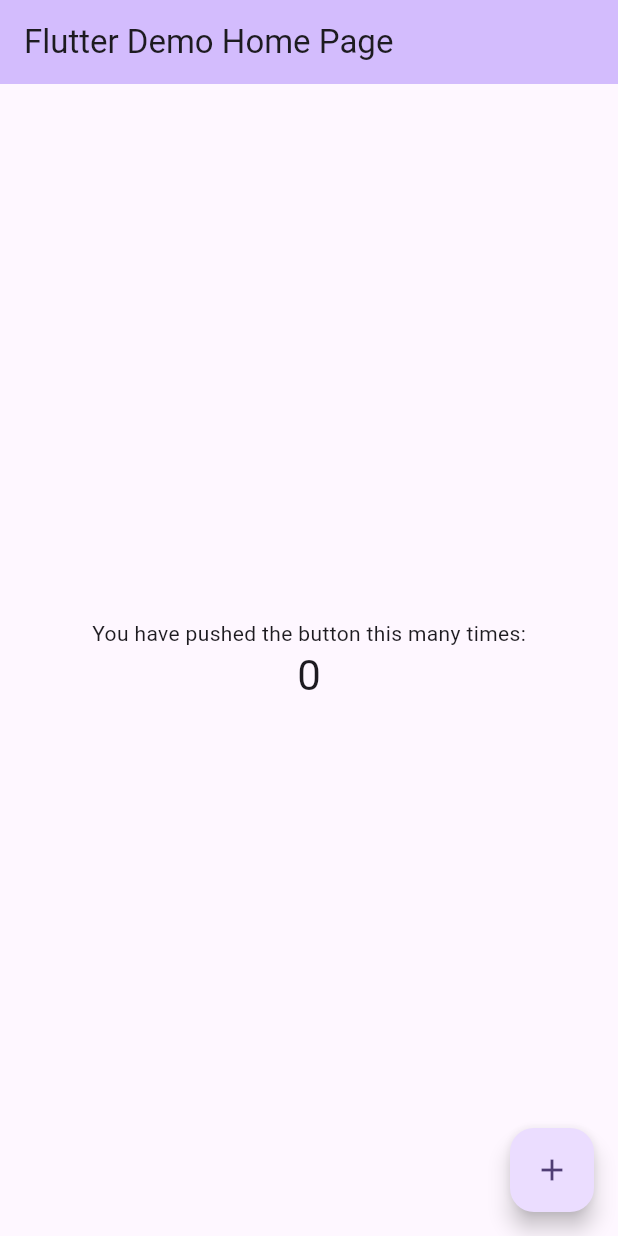
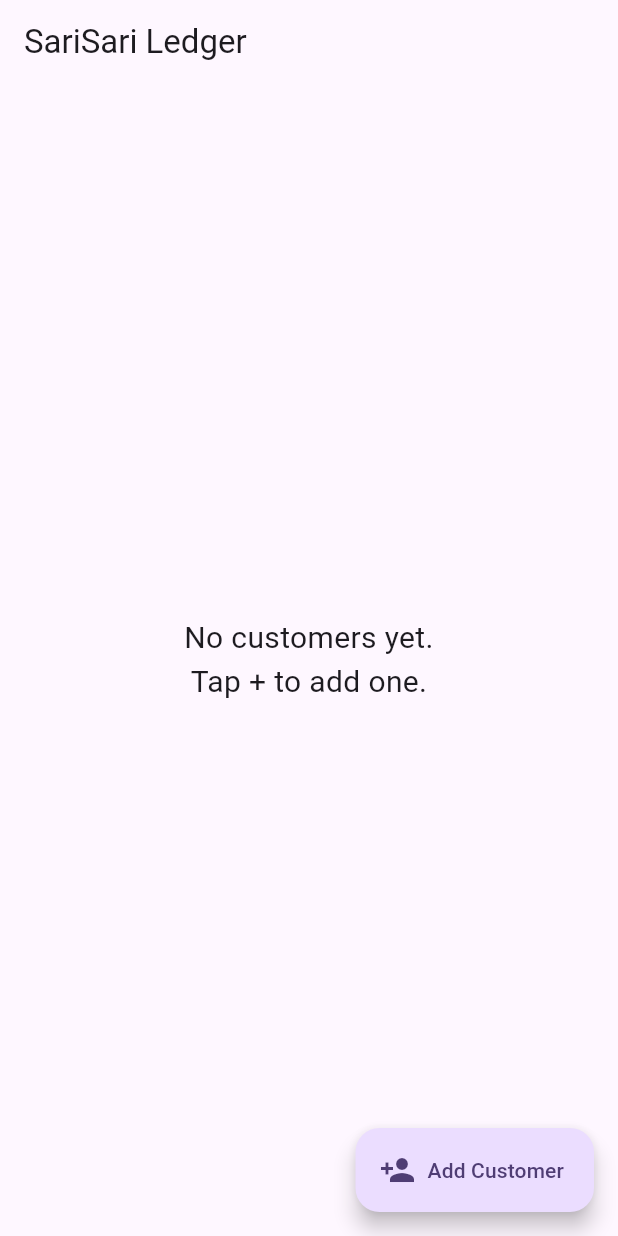
Before and after one commit to 0kuninotokotachi/SariSari-Ledger, a Flutter app: the screen it shows after launch, on a phone screen of 412 x 824 dp. Run offline on Flutter 3.47's test engine with Material 3 defaults, Android fonts, the phone set to English and light mode, and no system bars; our stand-ins replace isar; accounts and stored records are empty; generated files the repository leaves out were written again.

Commit message:
Scaffold Isar data layer and home screen for utang tracking
Adds the layered architecture from CLAUDE.md: Customer and Transaction
Isar collections, a DatabaseService for offline-first init, a
CustomerProvider for state management, and a minimal home screen
listing customers with their utang balance. Also commits pubspec.lock
for reproducible builds, as is standard for Flutter apps.

Co-Authored-By: Claude Sonnet 5 <noreply@anthropic.com>

```diff
--- a/lib/main.dart
+++ b/lib/main.dart
@@ -1,121 +1,33 @@
 import 'package:flutter/material.dart';
+import 'package:provider/provider.dart';
 
-void main() {
-  runApp(const MyApp());
+import 'providers/customer_provider.dart';
+import 'screens/home_screen.dart';
+import 'services/database_service.dart';
+
+Future<void> main() async {
+  WidgetsFlutterBinding.ensureInitialized();
+  await DatabaseService.init();
+  runApp(const SariSariLedgerApp());
 }
 
-class MyApp extends StatelessWidget {
-  const MyApp({super.key});
-
-  // This widget is the root of your application.
-  @override
-  Widget build(BuildContext context) {
-    return MaterialApp(
-      title: 'Flutter Demo',
-      theme: ThemeData(
-        // This is the theme of your application.
-        //
-        // TRY THIS: Try running your application with "flutter run". You'll see
-        // the application has a purple toolbar. Then, without quitting the app,
-        // try changing the seedColor in the colorScheme below to Colors.green
-        // and then invoke "hot reload" (save your changes or press the "hot
-        // reload" button in a Flutter-supported IDE, or press "r" if you used
-        // the command line to start the app).
-        //
-        // Notice that the counter didn't reset back to zero; the application
-        // state is not lost during the reload. To reset the state, use hot
-        // restart instead.
-        //
-        // This works for code too, not just values: Most code changes can be
-        // tested with just a hot reload.
-        colorScheme: .fromSeed(seedColor: Colors.deepPurple),
-      ),
-      home: const MyHomePage(title: 'Flutter Demo Home Page'),
-    );
-  }
-}
-
-class MyHomePage extends StatefulWidget {
-  const MyHomePage({super.key, required this.title});
-
-  // This widget is the home page of your application. It is stateful, meaning
-  // that it has a State object (defined below) that contains fields that affect
-  // how it looks.
-
-  // This class is the configuration for the state. It holds the values (in this
-  // case the title) provided by the parent (in this case the App widget) and
-  // used by the build method of the State. Fields in a Widget subclass are
-  // always marked "final".
-
-  final String title;
-
-  @override
-  State<MyHomePage> createState() => _MyHomePageState();
-}
-
-class _MyHomePageState extends State<MyHomePage> {
-  int _counter = 0;
-
-  void _incrementCounter() {
-    setState(() {
-      // This call to setState tells the Flutter framework that something has
-      // changed in this State, which causes it to rerun the build method below
-      // so that the display can reflect the updated values. If we changed
-      // _counter without calling setState(), then the build method would not be
-      // called again, and so nothing would appear to happen.
-      _counter++;
-    });
-  }
+class SariSariLedgerApp extends StatelessWidget {
+  const SariSariLedgerApp({super.key});
 
   @override
   Widget build(BuildContext context) {
-    // This method is rerun every time setState is called, for instance as done
-    // by the _incrementCounter method above.
-    //
-    // The Flutter framework has been optimized to make rerunning build methods
-    // fast, so that you can just rebuild anything that needs updating rather
-    // than having to individually change instances of widgets.
-    return Scaffold(
-      appBar: AppBar(
-        // TRY THIS: Try changing the color here to a specific color (to
-        // Colors.amber, perhaps?) and trigger a hot reload to see the AppBar
-        // change color while the other colors stay the same.
-        backgroundColor: Theme.of(context).colorScheme.inversePrimary,
-        // Here we take the value from the MyHomePage object that was created by
-        // the App.build method, and use it to set our appbar title.
-        title: Text(widget.title),
-      ),
-      body: Center(
-        // Center is a layout widget. It takes a single child and positions it
-        // in the middle of the parent.
-        child: Column(
-          // Column is also a layout widget. It takes a list of children and
-          // arranges them vertically. By default, it sizes itself to fit its
-          // children horizontally, and tries to be as tall as its parent.
-          //
-          // Column has various properties to control how it sizes itself and
-          // how it positions its children. Here we use mainAxisAlignment to
-          // center the children vertically; the main axis here is the vertical
-          // axis because Columns are vertical (the cross axis would be
-          // horizontal).
-          //
-          // TRY THIS: Invoke "debug painting" (choose the "Toggle Debug Paint"
-          // action in the IDE, or press "p" in the console), to see the
-          // wireframe for each widget.
-          mainAxisAlignment: .center,
-          children: [
-            const Text('You have pushed the button this many times:'),
-            Text(
-              '$_counter',
-              style: Theme.of(context).textTheme.headlineMedium,
-            ),
-          ],
+    return ChangeNotifierProvider(
+      create: (_) => CustomerProvider()..loadCustomers(),
+      child: MaterialApp(
+        title: 'SariSari Ledger',
+        theme: ThemeData(
+          colorScheme: ColorScheme.fromSeed(seedColor: Colors.deepPurple),
+          textTheme: const TextTheme(
+            bodyLarge: TextStyle(fontSize: 20),
+            bodyMedium: TextStyle(fontSize: 18),
+          ),
         ),
-      ),
-      floatingActionButton: FloatingActionButton(
-        onPressed: _incrementCounter,
-        tooltip: 'Increment',
-        child: const Icon(Icons.add),
+        home: const HomeScreen(),
       ),
     );
   }
--- /dev/null
+++ b/lib/models/customer.dart
@@ -0,0 +1,17 @@
+import 'package:isar/isar.dart';
+
+part 'customer.g.dart';
+
+@collection
+class Customer {
+  Id id = Isar.autoIncrement;
+
+  late String name;
+
+  String? phoneNumber;
+
+  /// Running utang (credit) balance owed by this customer.
+  double totalUtang = 0.0;
+
+  late DateTime createdAt;
+}
--- /dev/null
+++ b/lib/providers/customer_provider.dart
@@ -0,0 +1,43 @@
+import 'package:flutter/foundation.dart';
+import 'package:isar/isar.dart';
+
+import '../models/customer.dart';
+import '../services/database_service.dart';
+
+/// Connects the UI to the Customer collection and keeps [customers]
+/// in sync with the underlying Isar store.
+class CustomerProvider extends ChangeNotifier {
+  List<Customer> customers = [];
+
+  Isar get _isar => DatabaseService.instance;
+
+  Future<void> loadCustomers() async {
+    customers = await _isar.customers.where().sortByName().findAll();
+    notifyListeners();
+  }
+
+  Future<void> addCustomer(String name, {String? phoneNumber}) async {
+    final customer = Customer()
+      ..name = name
+      ..phoneNumber = phoneNumber
+      ..createdAt = DateTime.now();
+
+    await _isar.writeTxn(() => _isar.customers.put(customer));
+    await loadCustomers();
+  }
+
+  Future<void> adjustUtang(Id customerId, double delta) async {
+    await _isar.writeTxn(() async {
+      final customer = await _isar.customers.get(customerId);
+      if (customer == null) return;
+      customer.totalUtang += delta;
+      await _isar.customers.put(customer);
+    });
+    await loadCustomers();
+  }
+
+  Future<void> deleteCustomer(Id customerId) async {
+    await _isar.writeTxn(() => _isar.customers.delete(customerId));
+    await loadCustomers();
+  }
+}
--- /dev/null
+++ b/lib/screens/home_screen.dart
@@ -0,0 +1,73 @@
+import 'package:flutter/material.dart';
+import 'package:provider/provider.dart';
+
+import '../providers/customer_provider.dart';
+import '../widgets/customer_tile.dart';
+
+class HomeScreen extends StatelessWidget {
+  const HomeScreen({super.key});
+
+  Future<void> _showAddCustomerDialog(BuildContext context) async {
+    final nameController = TextEditingController();
+    final provider = context.read<CustomerProvider>();
+
+    await showDialog<void>(
+      context: context,
+      builder: (dialogContext) => AlertDialog(
+        title: const Text('Add Customer'),
+        content: TextField(
+          controller: nameController,
+          autofocus: true,
+          style: const TextStyle(fontSize: 20),
+          decoration: const InputDecoration(labelText: 'Name'),
+        ),
+        actions: [
+          TextButton(
+            onPressed: () => Navigator.of(dialogContext).pop(),
+            child: const Text('Cancel'),
+          ),
+          FilledButton(
+            onPressed: () async {
+              final name = nameController.text.trim();
+              if (name.isEmpty) return;
+              await provider.addCustomer(name);
+              if (dialogContext.mounted) Navigator.of(dialogContext).pop();
+            },
+            child: const Text('Save'),
+          ),
+        ],
+      ),
+    );
+  }
+
+  @override
+  Widget build(BuildContext context) {
+    return Scaffold(
+      appBar: AppBar(title: const Text('SariSari Ledger')),
+      body: Consumer<CustomerProvider>(
+        builder: (context, provider, _) {
+          if (provider.customers.isEmpty) {
+            return const Center(
+              child: Text(
+                'No customers yet.\nTap + to add one.',
+                textAlign: TextAlign.center,
+                style: TextStyle(fontSize: 20),
+              ),
+            );
+          }
+          return ListView.builder(
+            itemCount: provider.customers.length,
+            itemBuilder: (context, index) {
+              return CustomerTile(customer: provider.customers[index]);
+            },
+          );
+        },
+      ),
+      floatingActionButton: FloatingActionButton.extended(
+        onPressed: () => _showAddCustomerDialog(context),
+        icon: const Icon(Icons.person_add),
+        label: const Text('Add Customer'),
+      ),
+    );
+  }
+}
--- /dev/null
+++ b/lib/services/database_service.dart
@@ -0,0 +1,20 @@
+import 'package:isar/isar.dart';
+import 'package:path_provider/path_provider.dart';
+
+import '../models/customer.dart';
+import '../models/transaction.dart';
+
+/// Owns the single offline-first Isar instance used across the app.
+class DatabaseService {
+  DatabaseService._();
+
+  static late final Isar instance;
+
+  static Future<void> init() async {
+    final dir = await getApplicationDocumentsDirectory();
+    instance = await Isar.open(
+      [CustomerSchema, TransactionSchema],
+      directory: dir.path,
+    );
+  }
+}
--- /dev/null
+++ b/lib/widgets/customer_tile.dart
@@ -0,0 +1,34 @@
+import 'package:flutter/material.dart';
+
+import '../models/customer.dart';
+
+class CustomerTile extends StatelessWidget {
+  const CustomerTile({super.key, required this.customer});
+
+  final Customer customer;
+
+  String get _formattedUtang => '₱${customer.totalUtang.toStringAsFixed(2)}';
+
+  @override
+  Widget build(BuildContext context) {
+    final hasUtang = customer.totalUtang > 0;
+    return ListTile(
+      contentPadding: const EdgeInsets.symmetric(horizontal: 16, vertical: 8),
+      title: Text(
+        customer.name,
+        style: const TextStyle(fontSize: 20, fontWeight: FontWeight.w600),
+      ),
+      subtitle: customer.phoneNumber != null
+          ? Text(customer.phoneNumber!, style: const TextStyle(fontSize: 16))
+          : null,
+      trailing: Text(
+        _formattedUtang,
+        style: TextStyle(
+          fontSize: 20,
+          fontWeight: FontWeight.bold,
+          color: hasUtang ? Colors.red.shade700 : Colors.green.shade700,
+        ),
+      ),
+    );
+  }
+}
--- a/pubspec.yaml
+++ b/pubspec.yaml
@@ -34,6 +34,10 @@ dependencies:
   # The following adds the Cupertino Icons font to your application.
   # Use with the CupertinoIcons class for iOS style icons.
   cupertino_icons: ^1.0.8
+  isar: ^3.1.0+1
+  isar_flutter_libs: ^3.1.0+1
+  path_provider: ^2.1.6
+  provider: ^6.1.5+1
 
 dev_dependencies:
   flutter_test:
@@ -45,6 +49,8 @@ dev_dependencies:
   # package. See that file for information about deactivating specific lint
   # rules and activating additional ones.
   flutter_lints: ^6.0.0
+  isar_generator: ^3.1.0+1
+  build_runner: ^2.4.13
 
 # For information on the generic Dart part of this file, see the
 # following page: https://dart.dev/tools/pub/pubspec
```
Also changed, not shown: lib/models/transaction.dart (added, +27 -0 lines), lib/models/customer.g.dart (added), lib/models/transaction.g.dart (added), pubspec.lock (added), 2 other files.
